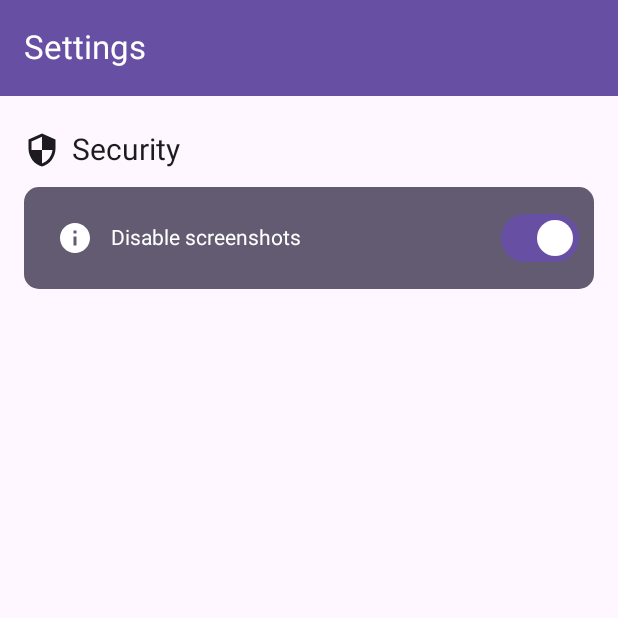
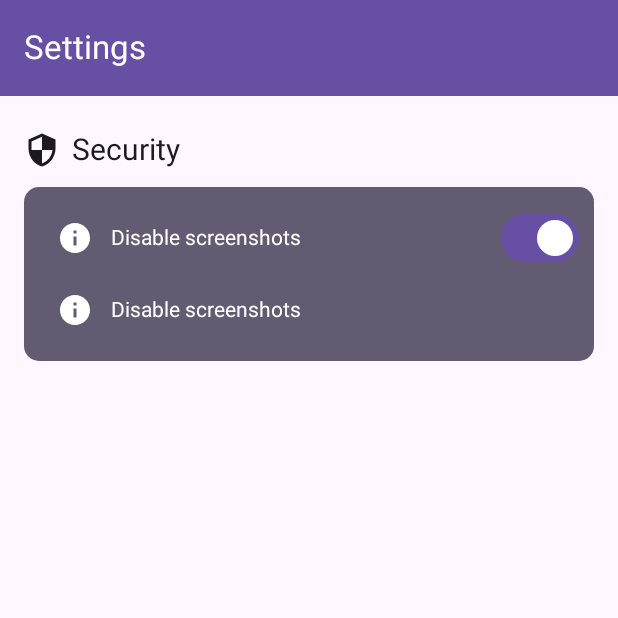
Before and after one commit to Cach30verfl0w/cash3fl0w, an Android app built with Jetpack Compose: the composable Settings shown on its own in the app's theme, on a phone screen of 412 x 824 dp, the top half of it. Run offline under Robolectric (Android 15) with nearby library versions, the phone set to English and light mode, and no system bars.

Commit message:
Add collapsable setting/component and modify theme

```diff
--- a/composeApp/src/commonMain/kotlin/de/cacheoverflow/cashflow/ui/Theme.kt
+++ b/composeApp/src/commonMain/kotlin/de/cacheoverflow/cashflow/ui/Theme.kt
@@ -43,7 +43,7 @@ val LightColorScheme: ColorScheme
             onSecondary = Color(0xFF101010),
             secondaryContainer = Color(0xFF666666),
             onSecondaryContainer = Color(0xFFE6E6E6),
-            tertiary = Color(0xFF333333),
+            tertiary = Color(0xffc3c9e0),
             onTertiary = Color(0xFFFFFFFF),
             tertiaryContainer = Color(0xFF666666),
             onTertiaryContainer = Color(0xFFE6E6E6),
@@ -75,7 +75,7 @@ val DarkColorScheme: ColorScheme
             onSecondary = Color(0xFFFFFFFF),
             secondaryContainer = Color(0xFF666666),
             onSecondaryContainer = Color(0xFFE6E6E6),
-            tertiary = Color(0xFFE6E6E6),
+            tertiary = Color(0xff505d62),
             onTertiary = Color(0xFF101010),
             tertiaryContainer = Color(0xFF666666),
             onTertiaryContainer = Color(0xFFE6E6E6),
--- a/composeApp/src/commonMain/kotlin/de/cacheoverflow/cashflow/ui/components/Settings.kt
+++ b/composeApp/src/commonMain/kotlin/de/cacheoverflow/cashflow/ui/components/Settings.kt
@@ -16,7 +16,12 @@
 
 package de.cacheoverflow.cashflow.ui.components
 
+import androidx.compose.animation.AnimatedVisibility
+import androidx.compose.foundation.background
+import androidx.compose.foundation.clickable
+import androidx.compose.foundation.layout.Box
 import androidx.compose.foundation.layout.Column
+import androidx.compose.foundation.layout.ColumnScope
 import androidx.compose.foundation.layout.Row
 import androidx.compose.foundation.layout.Spacer
 import androidx.compose.foundation.layout.fillMaxHeight
@@ -35,8 +40,10 @@ import androidx.compose.material3.Switch
 import androidx.compose.material3.Text
 import androidx.compose.runtime.Composable
 import androidx.compose.runtime.MutableState
+import androidx.compose.runtime.getValue
 import androidx.compose.runtime.mutableStateOf
 import androidx.compose.runtime.remember
+import androidx.compose.runtime.setValue
 import androidx.compose.ui.Alignment
 import androidx.compose.ui.Modifier
 import androidx.compose.ui.graphics.Color
@@ -45,7 +52,11 @@ import androidx.compose.ui.unit.dp
 import androidx.compose.ui.unit.sp
 
 @Composable
-fun SettingsGroup(icon: ImageVector? = null, name: String, content: @Composable () -> Unit) {
+fun ColumnScope.SettingsGroup(
+    icon: ImageVector? = null,
+    name: String,
+    content: @Composable ColumnScope.() -> Unit
+) {
     Column(modifier = Modifier.padding(vertical = 8.dp)) {
         Row {
             if (icon != null) {
@@ -71,12 +82,64 @@ fun SettingsGroup(icon: ImageVector? = null, name: String, content: @Composable
 }
 
 @Composable
-fun ClickSetting(
+fun ColumnScope.CollapsableSetting(
     name: String,
     description: String? = null,
-    onClick: () -> Unit,
-    icon: ImageVector? = null,
-    iconDescription: String? = null
+    content: @Composable ColumnScope.() -> Unit
+) {
+    var isVisible by remember { mutableStateOf(false) }
+    val showModal = remember { mutableStateOf(false) }
+    Surface(
+        color = Color.Transparent
+    ) {
+        Column {
+            Row(
+                verticalAlignment = Alignment.CenterVertically,
+                modifier = Modifier.clickable { isVisible = !isVisible }
+            ) {
+                if (description != null) {
+                    IconButton(
+                        onClick = {
+                            showModal.value = !showModal.value
+                        }
+                    ) {
+                        Icon(
+                            Icons.Filled.Info,
+                            "Information",
+                            tint = MaterialTheme.colorScheme.onSecondary
+                        )
+                    }
+                    Modal(title = name, type = ModalType.INFO, visible = showModal) {
+                        Text(description)
+                    }
+                }
+                Text(
+                    text = name,
+                    color = MaterialTheme.colorScheme.onSecondary
+                )
+                Spacer(Modifier.weight(1f))
+            }
+            AnimatedVisibility(visible = isVisible) {
+                Box(
+                    modifier = Modifier.background(
+                        MaterialTheme.colorScheme.tertiary,
+                        RoundedCornerShape(5.dp)
+                    )
+                ) {
+                    Column(modifier = Modifier.padding(start = 8.dp, end = 8.dp)) {
+                        content()
+                    }
+                }
+            }
+        }
+    }
+}
+
+@Composable
+fun ColumnScope.ClickSetting(
+    name: String,
+    description: String? = null,
+    onClick: () -> Unit
 ) {
     val showModal = remember { mutableStateOf(false) }
     Surface(
```
Also changed, not shown: composeApp/src/commonMain/kotlin/de/cacheoverflow/cashflow/ui/Settings.kt (+30 -1 lines).
